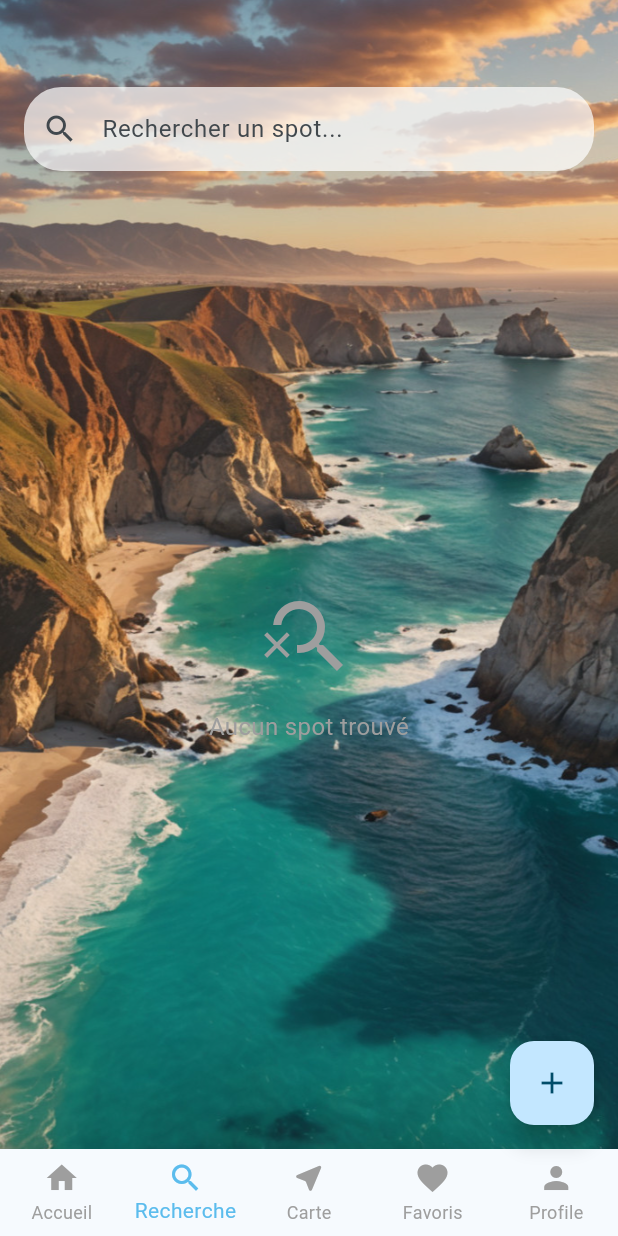
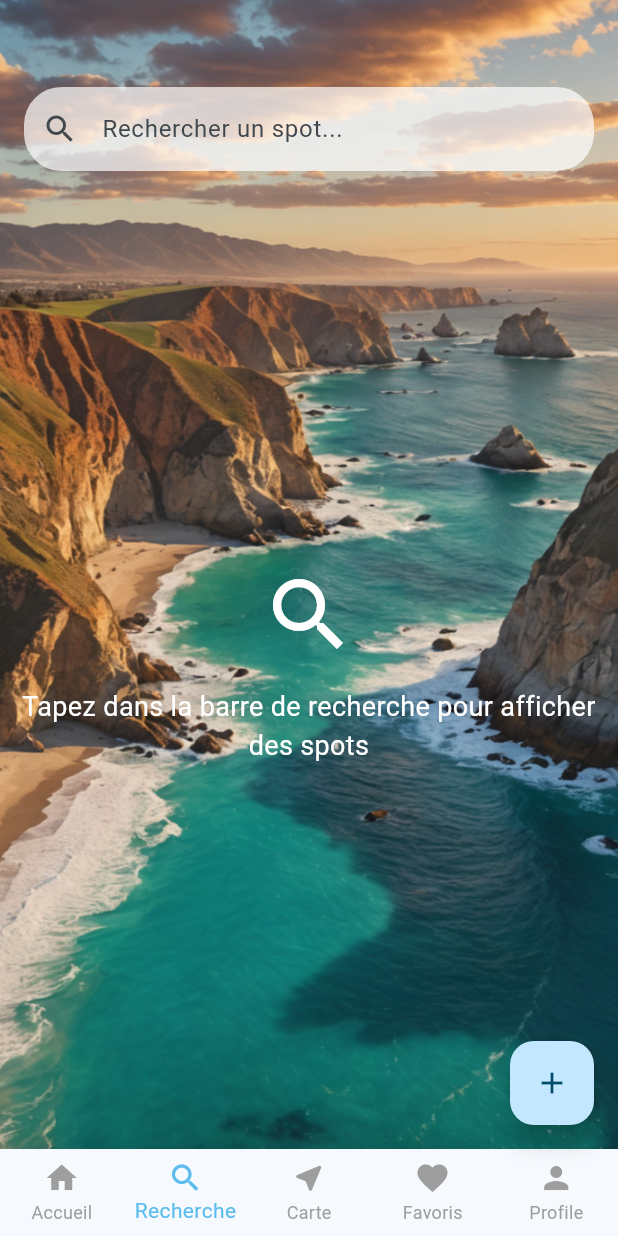
Before and after one commit to Nelson-Tsa/SpotSurfApp, a Flutter app: the screen it shows after launch, item 2 of the bottom bar chosen, on a phone screen of 412 x 824 dp. Run offline on Flutter 3.47's test engine with Material 3 defaults, Android fonts, the phone set to English and light mode, and no system bars; our stand-ins replace cookie_jar, dio, dio_cookie_manager, flutter_dotenv, google_maps_flutter, image_picker and 3 more; accounts and stored records are empty; network calls fail.

Commit message:
add: limit 20 spots in history, remove the get all spots in explorer page + add message to search

```diff
--- a/surf_spots_app/lib/widgets/grid.dart
+++ b/surf_spots_app/lib/widgets/grid.dart
@@ -24,7 +24,12 @@ class _GalleryPageState extends State<GalleryPage> {
     super.initState();
     WidgetsBinding.instance.addPostFrameCallback((_) async {
       final provider = Provider.of<SpotsProvider>(context, listen: false);
-      await provider.loadSpots();
+
+      // Charger les spots uniquement si on est dans les favoris ou l'historique
+      if (widget.showOnlyFavorites || widget.showHistory) {
+        await provider.loadSpots();
+      }
+
       if (widget.showHistory) {
         await provider.loadHistory();
       }
@@ -39,15 +44,42 @@ class _GalleryPageState extends State<GalleryPage> {
           return const Center(child: CircularProgressIndicator());
         }
 
+        // Déterminer les spots à afficher
         List<SurfSpot> spotsToShow;
+
         if (widget.showHistory) {
           spotsToShow = spotsProvider.history;
         } else if (widget.showOnlyFavorites) {
           spotsToShow = spotsProvider.filteredFavorites;
         } else {
+          // Explore page : n'affiche la grid que si une recherche est tapée
+          if (spotsProvider.searchQuery.isEmpty) {
+            return Center(
+              child: Column(
+                mainAxisAlignment: MainAxisAlignment.center,
+                children: const [
+                  Icon(
+                    Icons.search,
+                    size: 64,
+                    color: Color.fromARGB(255, 255, 255, 255),
+                  ),
+                  SizedBox(height: 16),
+                  Text(
+                    'Tapez dans la barre de recherche pour afficher des spots',
+                    style: TextStyle(
+                      fontSize: 18,
+                      color: Color.fromARGB(255, 255, 255, 255),
+                    ),
+                    textAlign: TextAlign.center,
+                  ),
+                ],
+              ),
+            );
+          }
           spotsToShow = spotsProvider.filteredSpots;
         }
 
+        // Si aucun spot trouvé après filtre
         if (spotsToShow.isEmpty) {
           return Center(
             child: Column(
@@ -58,7 +90,7 @@ class _GalleryPageState extends State<GalleryPage> {
                       ? Icons.favorite_border
                       : Icons.search_off,
                   size: 64,
-                  color: Colors.grey,
+                  color: const Color.fromARGB(255, 255, 255, 255),
                 ),
                 const SizedBox(height: 16),
                 Text(
@@ -68,10 +100,11 @@ class _GalleryPageState extends State<GalleryPage> {
                             : 'Aucun favori trouvé pour "${spotsProvider.searchQuery}"'
                       : widget.showHistory
                       ? 'Aucun spot dans votre historique'
-                      : spotsProvider.searchQuery.isEmpty
-                      ? 'Aucun spot trouvé'
                       : 'Aucun spot trouvé pour "${spotsProvider.searchQuery}"',
-                  style: const TextStyle(fontSize: 16, color: Colors.grey),
+                  style: const TextStyle(
+                    fontSize: 18,
+                    color: Color.fromARGB(255, 255, 255, 255),
+                  ),
                   textAlign: TextAlign.center,
                 ),
               ],
@@ -79,6 +112,7 @@ class _GalleryPageState extends State<GalleryPage> {
           );
         }
 
+        // Affichage de la grid
         return Container(
           margin: const EdgeInsets.symmetric(vertical: 20.0, horizontal: 12.0),
           decoration: BoxDecoration(
```
Also changed, not shown: surf_spots_app/lib/providers/spots_provider.dart (+35 -0 lines), surf_spots_app/lib/services/visited_service.dart (+8 -0 lines), 2 other files.
